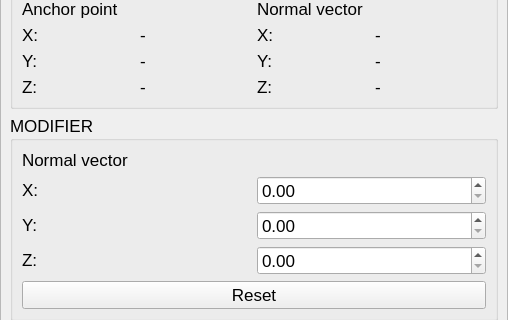
Qt form trackpoint-app/gui/EditWidget.ui (Dominik-Schoen/TrackItPipe) before a commit; both pictures show x 0 to 508 and y 162 to 482 of the 508 by 914 pixel window.
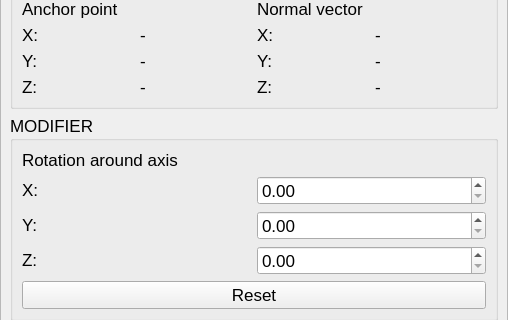
The same form after that commit.

Commit message: Update normal modifier, now accepting rotation values in degree

Patch:
```diff
--- a/trackpoint-app/gui/EditWidget.ui
+++ b/trackpoint-app/gui/EditWidget.ui
@@ -314,7 +314,7 @@
                </sizepolicy>
               </property>
               <property name="text">
-               <string>Normal vector</string>
+               <string>Rotation around axis</string>
               </property>
              </widget>
             </item>
```
Left out of the diff: 30 changed lines with no effect on the pictures. The commit also changes 2 other files.
